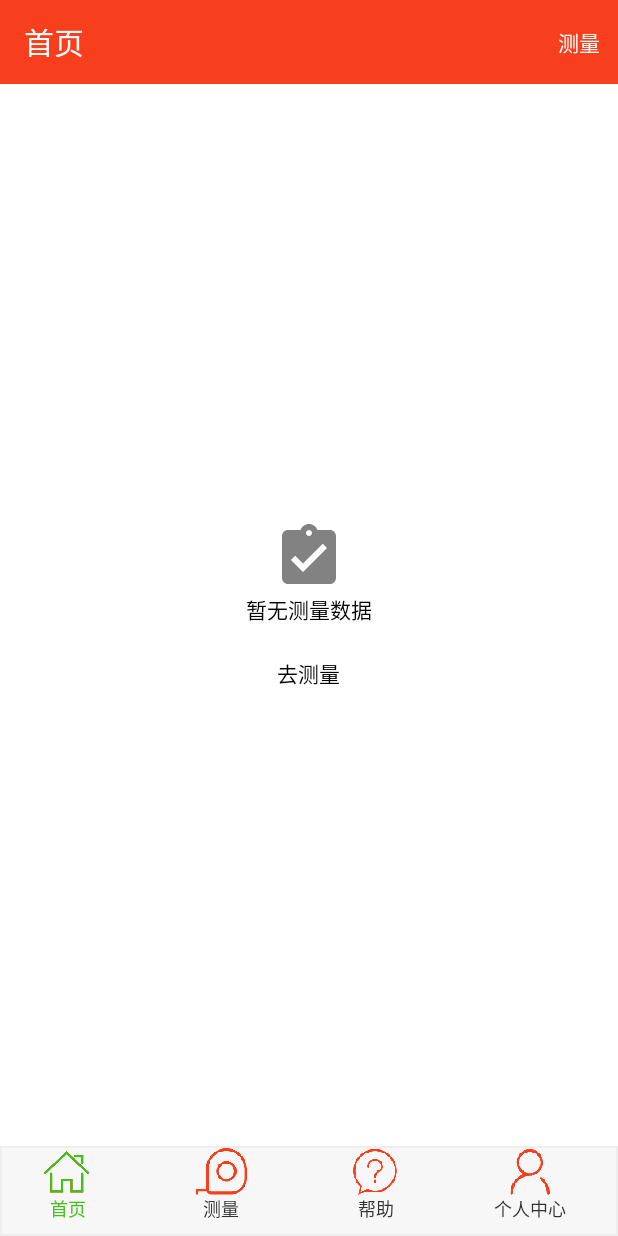
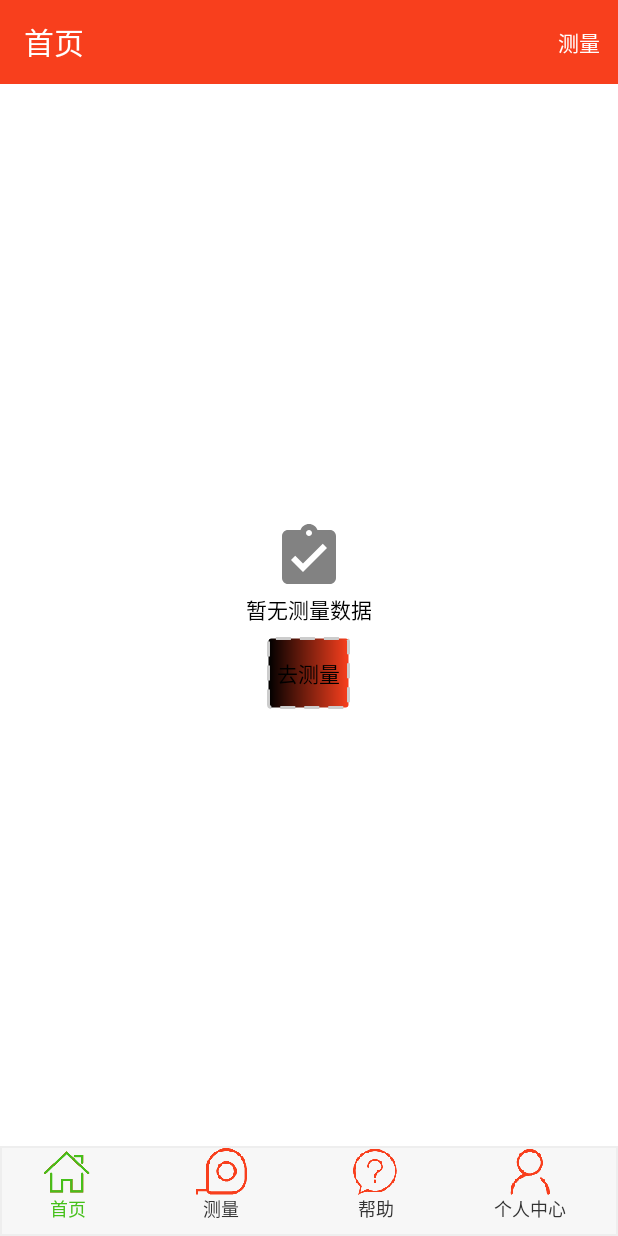
Before and after one commit to 1097919195/measurer, an Android app: the HomeActivity screen opened directly, with no data from a screen before it, on a phone screen of 412 x 824 dp. Run offline under Robolectric (Android 15) with nearby library versions, the phone set to English and light mode, and no system bars; our stand-ins replace ButterKnife; 6 statements that could not run were skipped.

Commit message:
展示首页数据

```diff
--- a/app/src/main/java/stuido/tsing/iclother/base/BaseActivity.java
+++ b/app/src/main/java/stuido/tsing/iclother/base/BaseActivity.java
@@ -50,7 +50,7 @@ public abstract class BaseActivity extends AppCompatActivity {
         ButterKnife.bind(this);
         initToolbar();
         initTabIndicator();
-        initEvent();
+        initFragment();
     }
 
     /**
@@ -89,7 +89,7 @@ public abstract class BaseActivity extends AppCompatActivity {
         }
     }
 
-    protected abstract void initEvent();
+    protected abstract void initFragment();
 
     private void resetOtherTabs() {
         for (int i = 0; i < mTabIndicator.size(); i++) {
--- a/app/src/main/java/stuido/tsing/iclother/home/HomeActivity.java
+++ b/app/src/main/java/stuido/tsing/iclother/home/HomeActivity.java
@@ -18,7 +18,7 @@ public class HomeActivity extends BaseActivity {
     }
 
     @Override
-    protected void initEvent() {
+    protected void initFragment() {
         HomeFragment homeFragment =
                 (HomeFragment) getSupportFragmentManager().findFragmentById(R.id.act_content_view);
         if (homeFragment == null) {
@@ -29,9 +29,9 @@ public class HomeActivity extends BaseActivity {
         }
 
         // Create the presenter
-        // 恢复数据，如果有的话
         presenter = new HomePresenter(MeasurementRemoteDataSource.getInstance(),
                 homeFragment, SchedulerProvider.getInstance());
+        // 恢复数据，如果有的话
     }
 
     @Override
--- a/app/src/main/java/stuido/tsing/iclother/home/HomeContract.java
+++ b/app/src/main/java/stuido/tsing/iclother/home/HomeContract.java
@@ -16,13 +16,13 @@ public interface HomeContract {
 
         void showMeasurementList(List<Measurement> measureList);
 
-        void showScanView();
+        void showScanButton();
 
-        void showMeasurementDetailsUi(String measurementId);
+        void showMeasurementDetail(String measurementId);
 
-        void showLoadingMeasurementError();
+        void showLoadingMeasurementError(Throwable e);
 
-        void showNoMeasurementView();
+        void showNoMeasurementView(boolean showAddView);
 
         void showSuccessfullySavedMessage();
     }
--- a/app/src/main/java/stuido/tsing/iclother/home/HomeFragment.java
+++ b/app/src/main/java/stuido/tsing/iclother/home/HomeFragment.java
@@ -7,6 +7,7 @@ import android.support.design.widget.Snackbar;
 import android.support.v4.app.Fragment;
 import android.support.v4.content.ContextCompat;
 import android.support.v4.widget.SwipeRefreshLayout;
+import android.util.Log;
 import android.view.LayoutInflater;
 import android.view.View;
 import android.view.ViewGroup;
@@ -14,34 +15,72 @@ import android.widget.BaseAdapter;
 import android.widget.ImageView;
 import android.widget.LinearLayout;
 import android.widget.ListView;
+import android.widget.RelativeLayout;
 import android.widget.TextView;
 
 import java.util.ArrayList;
 import java.util.List;
 
+import butterknife.BindView;
+import butterknife.ButterKnife;
+import butterknife.Unbinder;
 import stuido.tsing.iclother.R;
 import stuido.tsing.iclother.data.measure.Measurement;
 import stuido.tsing.iclother.data.measure.UserSex;
 import stuido.tsing.iclother.measure.MeasureActivity;
 import stuido.tsing.iclother.measurementdetail.MeasurementDetailActivity;
 
+import static android.content.ContentValues.TAG;
 import static com.google.gson.internal.$Gson$Preconditions.checkNotNull;
 
 public class HomeFragment extends Fragment implements HomeContract.View {
+    @BindView(R.id.measurements_list)
+    ListView measurementsList;
+    @BindView(R.id.measurementsLL)
+    LinearLayout measurementsLL;
+    @BindView(R.id.noMeasurementsIcon)
+    ImageView noMeasurementsIcon;
+    @BindView(R.id.noMeasurementsMain)
+    TextView noMeasurementsMain;
+    @BindView(R.id.noMeasurementsAdd)
+    TextView noMeasurementsAdd;
+    @BindView(R.id.noMeasurements)
+    LinearLayout noMeasurements;
+    Unbinder unbinder;
+    @BindView(R.id.measurementsContainer)
+    RelativeLayout measurementsContainer;
+    @BindView(R.id.refresh_layout)
+    ScrollChildSwipeRefreshLayout refreshLayout;
     private HomeContract.Presenter mPresenter;
     private MeasurementAdapter measurementAdapter;
-    private View mNoMeasurementView;
-    private ImageView mNoMeasurementIcon;
-    private TextView mNoMeasurementMainView;
-    private TextView mNoMeasurementAddView;
-    private LinearLayout mMeasurementView;
-    private ListView listview;
 
     public HomeFragment() {
     }
 
     public static HomeFragment newInstance() {
         return new HomeFragment();
+    }
+
+    @Nullable
+    @Override
+    public View onCreateView(LayoutInflater inflater, @Nullable ViewGroup container, @Nullable Bundle savedInstanceState) {
+        View root = inflater.inflate(R.layout.measurement_list_frag, container, false);
+        unbinder = ButterKnife.bind(this, root);
+        //set up measurement view
+        measurementsList.setAdapter(measurementAdapter);
+        //set up no measurement view
+        noMeasurements.setOnClickListener(__ -> showScanButton());
+        // Set up progress indicator
+        refreshLayout.setColorSchemeColors(
+                ContextCompat.getColor(getActivity(), R.color.colorPrimary),
+                ContextCompat.getColor(getActivity(), R.color.colorAccent),
+                ContextCompat.getColor(getActivity(), R.color.colorPrimaryDark)
+        );
+        // Set the scrolling view in the custom SwipeRefreshLayout.
+        refreshLayout.setScrollUpChild(measurementsList);
+        refreshLayout.setOnRefreshListener(() -> mPresenter.loadMeasurements(false));
+
+        return root;
     }
 
     @Override
@@ -67,37 +106,6 @@ public class HomeFragment extends Fragment implements HomeContract.View {
         mPresenter.result(requestCode, resultCode);
     }
 
-    @Nullable
-    @Override
-    public View onCreateView(LayoutInflater inflater, @Nullable ViewGroup container, @Nullable Bundle savedInstanceState) {
-        View root = inflater.inflate(R.layout.measurement_list_frag, container, false);
-        //set up measurement view
-        listview = root.findViewById(R.id.measurements_list);
-        listview.setAdapter(measurementAdapter);
-        mMeasurementView = root.findViewById(R.id.measurementsLL);
-
-        //set up no measurement view
-        mNoMeasurementView = root.findViewById(R.id.noMeasurements);
-        mNoMeasurementMainView = root.findViewById(R.id.noMeasurementsMain);
-        mNoMeasurementIcon = root.findViewById(R.id.noMeasurementsIcon);
-        mNoMeasurementAddView = root.findViewById(R.id.noMeasurementsAdd);
-        mNoMeasurementAddView.setOnClickListener(__ -> showScanView());
-
-        // Set up progress indicator
-        final ScrollChildSwipeRefreshLayout swipeRefreshLayout = root.findViewById(R.id.refresh_layout);
-        swipeRefreshLayout.setColorSchemeColors(
-                ContextCompat.getColor(getActivity(), R.color.colorPrimary),
-                ContextCompat.getColor(getActivity(), R.color.colorAccent),
-                ContextCompat.getColor(getActivity(), R.color.colorPrimaryDark)
-        );
-        // Set the scrolling view in the custom SwipeRefreshLayout.
-        swipeRefreshLayout.setScrollUpChild(listview);
-
-        swipeRefreshLayout.setOnRefreshListener(() -> mPresenter.loadMeasurements(false));
-
-        return root;
-    }
-
     @Override
     public void setLoadingIndicator(boolean active) {
         if (getView() == null) {
@@ -110,44 +118,42 @@ public class HomeFragment extends Fragment implements HomeContract.View {
     @Override
     public void showMeasurementList(List<Measurement> measureList) {
         measurementAdapter.replaceData(measureList);
-        measurementAdapter = new MeasurementAdapter(measureList, __ -> mPresenter.openMeasurementDetails(__));
-        measurementAdapter.setData(measureList);
-        listview.setAdapter(measurementAdapter);
-        mNoMeasurementView.setVisibility(View.GONE);
-        mMeasurementView.setVisibility(View.VISIBLE);
+
+        measurementsLL.setVisibility(View.VISIBLE);
+        noMeasurements.setVisibility(View.GONE);
     }
 
     @Override
-    public void showScanView() {
+    public void showScanButton() {
         Intent intent = new Intent(getActivity(), MeasureActivity.class);
         startActivityForResult(intent, MeasureActivity.REQUEST_ADD_MEASUREMENT);
     }
 
     @Override
-    public void showMeasurementDetailsUi(String measurementId) {
+    public void showMeasurementDetail(String measurementId) {
         Intent intent = new Intent(getActivity(), MeasurementDetailActivity.class);
         intent.putExtra(MeasurementDetailActivity.EXTRA_MEASUREMENT_ID, measurementId);
         startActivity(intent);
     }
 
     @Override
-    public void showLoadingMeasurementError() {
+    public void showLoadingMeasurementError(Throwable e) {
         setLoadingIndicator(false);
         showMessage(getString(R.string.loading_measurement_error));
+        Log.e(TAG, "测量数据加载错误：" + e.getMessage());
     }
 
     @Override
-    public void showNoMeasurementView() {
+    public void showNoMeasurementView(boolean showAddView) {
         String mainText = getString(R.string.no_measurements_all);
         int iconRes = R.drawable.ic_assignment_turned_in_24dp;
-        boolean showAddView = true;
 
-        mMeasurementView.setVisibility(View.GONE);
-        mNoMeasurementView.setVisibility(View.VISIBLE);
+        measurementsLL.setVisibility(View.GONE);
+        noMeasurements.setVisibility(View.VISIBLE);
 
-        mNoMeasurementMainView.setText(mainText);
-        mNoMeasurementIcon.setImageDrawable(getResources().getDrawable(iconRes));
-        mNoMeasurementAddView.setVisibility(showAddView ? View.VISIBLE : View.GONE);
+        noMeasurementsMain.setText(mainText);
+        noMeasurementsIcon.setImageDrawable(getResources().getDrawable(iconRes));
+        noMeasurementsAdd.setVisibility(showAddView ? View.VISIBLE : View.GONE);
     }
 
     @Override
@@ -164,12 +170,18 @@ public class HomeFragment extends Fragment implements HomeContract.View {
         Snackbar.make(getView(), message, Snackbar.LENGTH_SHORT).show();
     }
 
+    @Override
+    public void onDestroyView() {
+        super.onDestroyView();
+        unbinder.unbind();
+    }
+
     private static class MeasurementAdapter extends BaseAdapter {
         private List<Measurement> measurementList;
         private MeasurementItemListener measurementItemListener;
 
-        public MeasurementAdapter(List<Measurement> list, MeasurementItemListener listener) {
-            setData(list);
+        private MeasurementAdapter(List<Measurement> list, MeasurementItemListener listener) {
+            setList(list);
             measurementItemListener = listener;
         }
 
@@ -188,12 +200,12 @@ public class HomeFragment extends Fragment implements HomeContract.View {
             return i;
         }
 
-        public void replaceData(List<Measurement> list) {
-            setData(list);
+        private void replaceData(List<Measurement> list) {
+            setList(list);
             notifyDataSetChanged();
         }
 
-        private void setData(List<Measurement> list) {
+        private void setList(List<Measurement> list) {
             measurementList = checkNotNull(list);
         }
 
@@ -208,14 +220,15 @@ public class HomeFragment extends Fragment implements HomeContract.View {
             final Measurement measurement = getItem(i);
 
             ((TextView) rowView.findViewById(R.id.measurement_item_user_name)).setText(measurement.getUser().getNickname());
+            TextView gender = rowView.findViewById(R.id.measurement_item_user_gender);
             if (measurement.getUser().getSex() == UserSex.MALE) {
-                ((TextView) rowView.findViewById(R.id.measurement_item_user_gender)).setText("男");
+                gender.setText("男");
             } else {
-                ((TextView) rowView.findViewById(R.id.measurement_item_user_gender)).setText("女");
+                gender.setText("女");
             }
-            ((TextView) rowView.findViewById(R.id.measurement_item_user_xw)).setText(measurement.getmData().getXiongWei().toString());
-            ((TextView) rowView.findViewById(R.id.measurement_item_user_yw)).setText(measurement.getmData().getYaoWei().toString());
-            ((TextView) rowView.findViewById(R.id.measurement_item_user_tw)).setText(measurement.getmData().getTunWei().toString());
+            ((TextView) rowView.findViewById(R.id.measurement_item_user_xw)).setText(measurement.getmData().getXiongWei().getValue());
+            ((TextView) rowView.findViewById(R.id.measurement_item_user_yw)).setText(measurement.getmData().getYaoWei().getValue());
+            ((TextView) rowView.findViewById(R.id.measurement_item_user_tw)).setText(measurement.getmData().getTunWei().getValue());
 
             rowView.setOnClickListener(__ -> measurementItemListener.onMeasurementClick(measurement));
 
@@ -223,7 +236,7 @@ public class HomeFragment extends Fragment implements HomeContract.View {
         }
     }
 
-    public interface MeasurementItemListener {
+    private interface MeasurementItemListener {
         void onMeasurementClick(Measurement clickMeasurement);
     }
 }
--- a/app/src/main/java/stuido/tsing/iclother/me/MyActivity.java
+++ b/app/src/main/java/stuido/tsing/iclother/me/MyActivity.java
@@ -28,7 +28,7 @@ public class MyActivity extends BaseActivity {
 //    }
 
     @Override
-    protected void initEvent() {
+    protected void initFragment() {
 
     }
 
--- a/app/src/main/java/stuido/tsing/iclother/measure/MeasureActivity.java
+++ b/app/src/main/java/stuido/tsing/iclother/measure/MeasureActivity.java
@@ -27,7 +27,7 @@ public class MeasureActivity extends BaseActivity {
     }
 
     @Override
-    protected void initEvent() {
+    protected void initFragment() {
         rxBleClient = BleClientHelper.getInstance(MeasureActivity.this);
         MeasureFragment measure_fragment = (MeasureFragment) getSupportFragmentManager()
                 .findFragmentById(R.id.act_content_view);
--- a/app/src/main/java/stuido/tsing/iclother/measurementdetail/MeasurementDetailActivity.java
+++ b/app/src/main/java/stuido/tsing/iclother/measurementdetail/MeasurementDetailActivity.java
@@ -16,7 +16,7 @@ public class MeasurementDetailActivity extends BaseActivity {
 
 
     @Override
-    protected void initEvent() {
+    protected void initFragment() {
 
     }
 
--- a/app/src/main/res/drawable/touch_feedback.xml
+++ b/app/src/main/res/drawable/touch_feedback.xml
@@ -1,4 +1,17 @@
-<?xml version="1.0" encoding="utf-8"?>
-<selector xmlns:android="http://schemas.android.com/apk/res/android">
-    <item android:drawable="@drawable/touchFeedback" android:state_pressed="true" />
-</selector>
+<?xml version="1.0" encoding="utf-8"?><!--<selector xmlns:android="http://schemas.android.com/apk/res/android">--><!--<item android:drawable="@drawable/touchFeedback" android:state_pressed="true" />--><!--</selector>-->
+<shape xmlns:android="http://schemas.android.com/apk/res/android">
+    <stroke
+        android:width="2dp"
+        android:color="#cccccc"
+        android:dashGap="6dp"
+        android:dashWidth="10dp" />
+    <padding
+        android:bottom="7dp"
+        android:left="7dp"
+        android:right="7dp"
+        android:top="7dp" />
+    <corners android:radius="2dp" />
+    <gradient
+        android:endColor="@color/primary"
+        android:startColor="@color/black" />
+</shape>
--- a/app/src/main/res/values/strings.xml
+++ b/app/src/main/res/values/strings.xml
@@ -45,9 +45,9 @@
     <string name="main_act_action_menu_title">测量</string>
     <string name="measurement_item_user_name">用户名：</string>
     <string name="measurement_item_user_gender">性别：</string>
-    <string name="measurement_item_user_xw_title">胸围：</string>
-    <string name="measurement_item_user_tw_title">臀围：</string>
-    <string name="measurement_item_user_yw_title">腰围：</string>
+    <string name="measurement_item_user_xw_title">胸围:</string>
+    <string name="measurement_item_user_tw_title">臀围:</string>
+    <string name="measurement_item_user_yw_title">腰围:</string>
     <string name="loading_measurement_error">测量数据加载错误</string>
     <string name="save_measurement_success">测量数据保存成功</string>
     <string name="no_measurements_all">暂无测量数据</string>
```
Also changed, not shown: app/src/main/java/stuido/tsing/iclother/home/HomePresenter.java (+32 -27 lines), app/src/main/java/stuido/tsing/iclother/measure/MeasureFragment.java (+19 -20 lines), app/src/main/res/layout/measurement_list_item.xml (+22 -24 lines).
